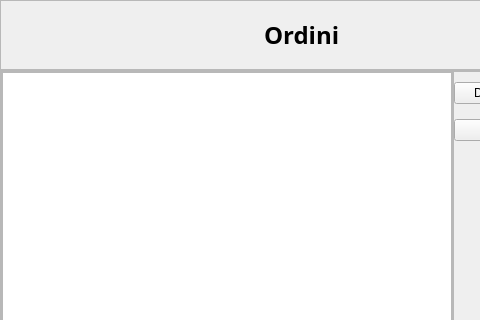
Qt form projectIS/listaordini/view/vistaOrdini.ui (chritianchiappa/progetto_panificio) before a commit; both pictures show x 0 to 480 and y 0 to 320 of the 604 by 449 pixel window.
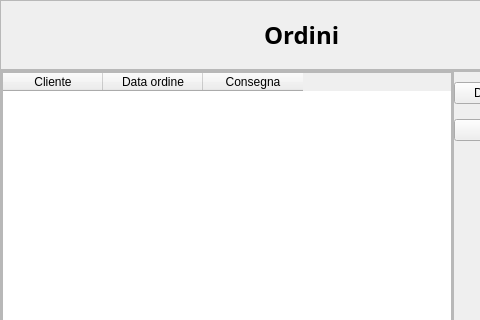
The same form after that commit.

Commit message: modifiche lista ordini

The edit to the form file:
```diff
--- a/projectIS/listaordini/view/vistaOrdini.ui
+++ b/projectIS/listaordini/view/vistaOrdini.ui
@@ -122,7 +122,23 @@
           <number>0</number>
          </property>
          <item>
-          <widget class="QTableView" name="tableView"/>
+          <widget class="QTableWidget" name="tableWidget">
+           <column>
+            <property name="text">
+             <string>Cliente</string>
+            </property>
+           </column>
+           <column>
+            <property name="text">
+             <string>Data ordine</string>
+            </property>
+           </column>
+           <column>
+            <property name="text">
+             <string>Consegna</string>
+            </property>
+           </column>
+          </widget>
          </item>
         </layout>
        </widget>
```
The commit also changes 9 other files.
